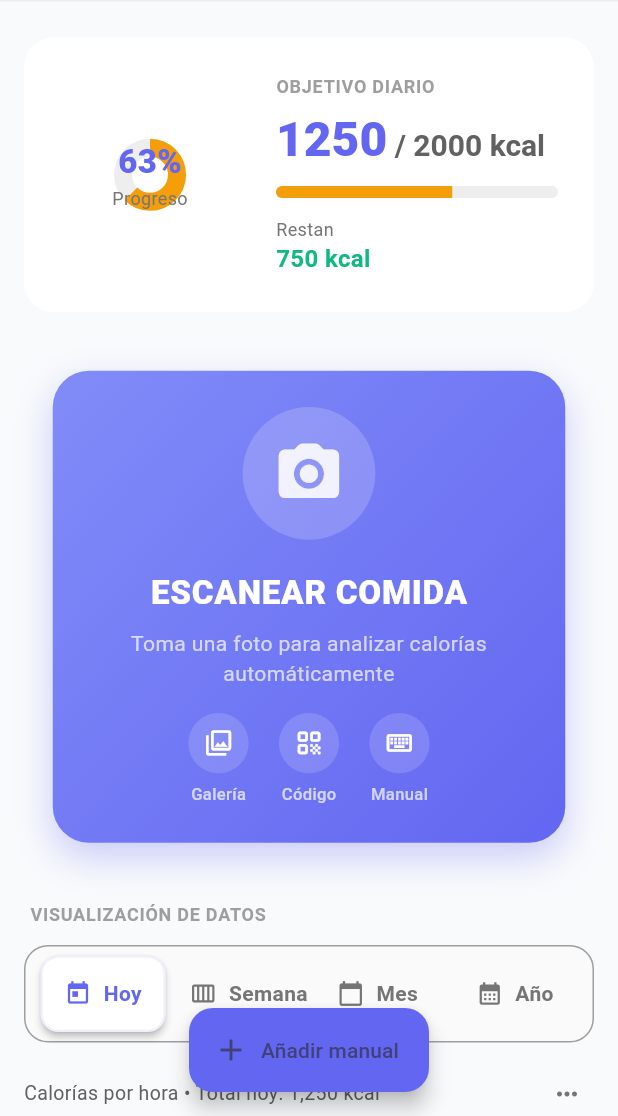
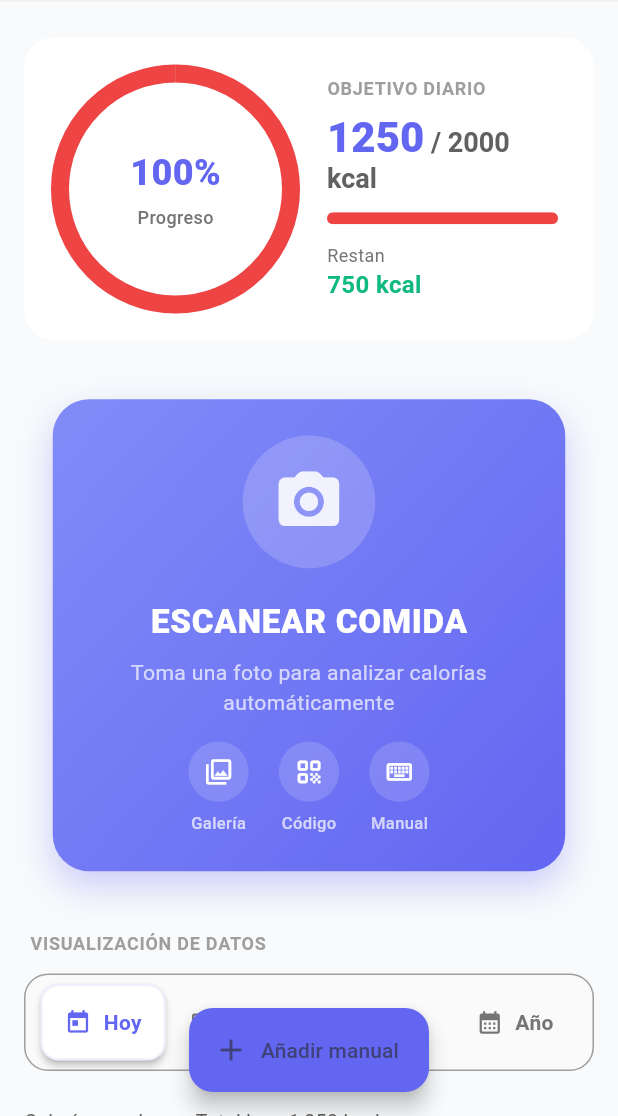
Before and after one commit to sergiosabater/myfoodtracker, a Flutter app: the screen it shows after launch, on a phone screen of 412 x 824 dp, the part 120-1236 px from its top. Run offline on Flutter 3.47's test engine with Material 3 defaults, Android fonts, the phone set to English and light mode, and no system bars; drawn by our look-alikes of shimmer.

Commit message:
feat: redesign calorie card

```diff
--- a/lib/presentation/widgets/calorie_progress_card.dart
+++ b/lib/presentation/widgets/calorie_progress_card.dart
@@ -13,7 +13,7 @@ class CalorieProgressCard extends StatelessWidget {
 
   @override
   Widget build(BuildContext context) {
-    final double progress = goal > 0 ? consumed / goal : 0.0;
+    const double progress = 1.0;
     final double remaining = goal - consumed;
     final Color ringColor = _getProgressColor(progress);
 
@@ -22,11 +22,22 @@ class CalorieProgressCard extends StatelessWidget {
         padding: const EdgeInsets.all(24.0),
         child: Row(
           children: [
-            // Anillo de progreso animado
-            _buildProgressRing(progress, ringColor),
-            const SizedBox(width: 24),
-            // Información detallada
-            Expanded(child: _buildProgressInfo(progress, remaining, context)),
+            // 🔥 Mitad izquierda: Anillo de progreso
+            Expanded(
+              flex: 1,
+              child: Padding(
+                padding: const EdgeInsets.only(right: 12.0), // Separación interna
+                child: _buildProgressRing(progress, ringColor),
+              ),
+            ),
+            // 🔥 Mitad derecha: Información detallada
+            Expanded(
+              flex: 1,
+              child: Padding(
+                padding: const EdgeInsets.only(left: 12.0), // Separación interna
+                child: _buildProgressInfo(progress, remaining, context),
+              ),
+            ),
           ],
         ),
       ),
@@ -34,20 +45,25 @@ class CalorieProgressCard extends StatelessWidget {
   }
 
   Widget _buildProgressRing(double progress, Color color) {
-    return SizedBox(
-      width: 120,
-      height: 120,
+    // 🔥 Usamos AspectRatio para un círculo responsivo y cuadrado
+    return AspectRatio(
+      aspectRatio: 1, // Esto fuerza un cuadrado perfecto
+      child: Container(
+        alignment: Alignment.center,
         child: Stack(
           alignment: Alignment.center,
           children: [
             // Anillo de fondo
-          CircularProgressIndicator(
+            SizedBox.expand(
+              child: CircularProgressIndicator(
                 value: 1.0,
-            strokeWidth: 12,
+                strokeWidth: 12, // Reducido ligeramente para el nuevo tamaño
                 valueColor: AlwaysStoppedAnimation(Colors.grey[200]),
               ),
+            ),
             // Anillo de progreso animado
-          TweenAnimationBuilder<double>(
+            SizedBox.expand(
+              child: TweenAnimationBuilder<double>(
                 tween: Tween(begin: 0.0, end: progress.clamp(0.0, 1.0)),
                 duration: const Duration(milliseconds: 1000),
                 curve: Curves.easeOut,
@@ -60,6 +76,7 @@ class CalorieProgressCard extends StatelessWidget {
                   );
                 },
               ),
+            ),
             // Porcentaje centrado
             Column(
               mainAxisAlignment: MainAxisAlignment.center,
@@ -67,29 +84,32 @@ class CalorieProgressCard extends StatelessWidget {
                 Text(
                   '${(progress * 100).toStringAsFixed(0)}%',
                   style: const TextStyle(
-                  fontSize: 22,
+                    fontSize: 24, // Ajustado para el nuevo tamaño
                     fontWeight: FontWeight.w800,
                     color: AppTheme.primary,
                   ),
                 ),
+                const SizedBox(height: 4),
                 Text(
                   'Progreso',
-                style: TextStyle(fontSize: 12, color: Colors.grey[600]),
+                  style: TextStyle(
+                    fontSize: 12,
+                    color: Colors.grey[600],
+                    fontWeight: FontWeight.w500,
+                  ),
                 ),
               ],
             ),
           ],
         ),
+      ),
     );
   }
 
-  Widget _buildProgressInfo(
-    double progress,
-    double remaining,
-    BuildContext context,
-  ) {
+  Widget _buildProgressInfo(double progress, double remaining, BuildContext context) {
     return Column(
       crossAxisAlignment: CrossAxisAlignment.start,
+      mainAxisAlignment: MainAxisAlignment.center, // 🔥 Centra verticalmente el contenido
       children: [
         Text(
           'OBJETIVO DIARIO',
@@ -107,7 +127,7 @@ class CalorieProgressCard extends StatelessWidget {
               TextSpan(
                 text: '${consumed.toStringAsFixed(0)}',
                 style: const TextStyle(
-                  fontSize: 32,
+                  fontSize: 28, // 🔥 Reducido para caber en el espacio reducido
                   fontWeight: FontWeight.w900,
                   color: AppTheme.primary,
                 ),
@@ -115,7 +135,7 @@ class CalorieProgressCard extends StatelessWidget {
               TextSpan(
                 text: ' / ${goal.toStringAsFixed(0)} kcal',
                 style: TextStyle(
-                  fontSize: 20,
+                  fontSize: 18, // 🔥 Reducido para caber en el espacio reducido
                   fontWeight: FontWeight.w600,
                   color: Colors.grey[700],
                 ),
@@ -143,7 +163,10 @@ class CalorieProgressCard extends StatelessWidget {
               children: [
                 Text(
                   'Restan',
-                  style: TextStyle(fontSize: 12, color: Colors.grey[600]),
+                  style: TextStyle(
+                    fontSize: 12,
+                    color: Colors.grey[600],
+                  ),
                 ),
                 Text(
                   '${remaining.toStringAsFixed(0)} kcal',
@@ -157,10 +180,7 @@ class CalorieProgressCard extends StatelessWidget {
             ),
             if (progress > 1.0)
               Container(
-                padding: const EdgeInsets.symmetric(
-                  horizontal: 12,
-                  vertical: 6,
-                ),
+                padding: const EdgeInsets.symmetric(horizontal: 12, vertical: 6),
                 decoration: BoxDecoration(
                   color: AppTheme.error.withOpacity(0.1),
                   borderRadius: BorderRadius.circular(20),
```
Lines whose indentation alone changed are shown as unchanged.
